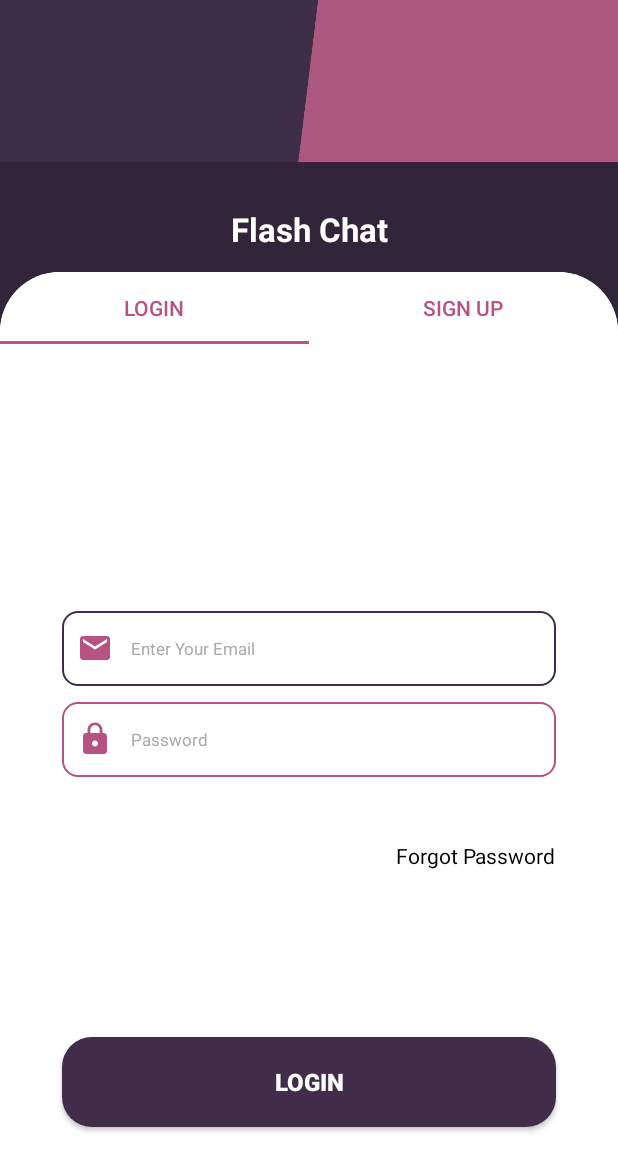
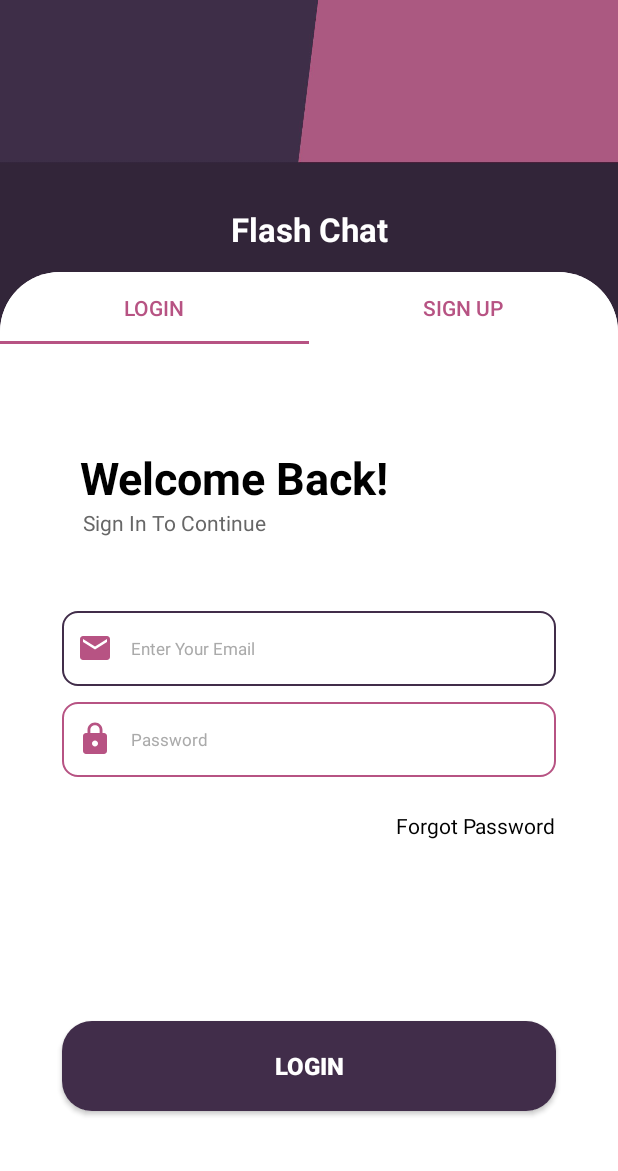
Before and after one commit to Ali-Azhar128/myChat, an Android app: the screen it shows after launch (MainActivity), on a phone screen of 412 x 824 dp. Shown: the top 1171 px of the screen. Run offline under Robolectric (Android 15) with nearby library versions, the phone set to English and light mode, and no system bars; our stand-ins replace Firebase (no records; nobody signed in at launch, a user with empty details on screens opened directly).

```diff
--- a/app/src/main/res/drawable/background_image.xml
+++ b/app/src/main/res/drawable/background_image.xml
@@ -1,7 +1,7 @@
 <?xml version="1.0" encoding="utf-8"?>
 <shape xmlns:android="http://schemas.android.com/apk/res/android">
     <solid
-        android:color="@color/custom_while"
+        android:color="@color/custom_white"
 
 
 
--- a/app/src/main/res/layout/activity_allusers.xml
+++ b/app/src/main/res/layout/activity_allusers.xml
@@ -18,7 +18,7 @@
         android:layout_marginStart="16sp"
         android:layout_marginLeft="16sp"
         android:layout_marginTop="12sp"
-        android:background="@color/pink"
+        android:background="@color/custom_white"
 
         android:scaleType="centerCrop"
 
--- a/app/src/main/res/layout/login_fragment.xml
+++ b/app/src/main/res/layout/login_fragment.xml
@@ -1,8 +1,10 @@
 <?xml version="1.0" encoding="utf-8"?>
 <androidx.constraintlayout.widget.ConstraintLayout xmlns:android="http://schemas.android.com/apk/res/android"
+    xmlns:app="http://schemas.android.com/apk/res-auto"
+    xmlns:tools="http://schemas.android.com/tools"
     android:layout_width="match_parent"
     android:layout_height="match_parent"
-    xmlns:app="http://schemas.android.com/apk/res-auto">
+    android:scrollbarSize="50sp">
 
     <EditText
         android:id="@+id/email"
@@ -11,13 +13,13 @@
         android:background="@drawable/custom_input"
         android:drawableStart="@drawable/custom_email_icon"
         android:drawablePadding="12dp"
-        android:textSize="11dp"
-        android:textColorHint="@android:color/darker_gray"
+        android:hint="Enter Your Email"
+        android:paddingLeft="10dp"
 
 
-        android:hint="Enter Your Email"
-        android:paddingLeft="10dp"
         android:textColor="@color/black"
+        android:textColorHint="@android:color/darker_gray"
+        android:textSize="11dp"
 
         app:layout_constraintBottom_toBottomOf="parent"
         app:layout_constraintEnd_toEndOf="parent"
@@ -30,24 +32,24 @@
     <EditText
         android:id="@+id/pass"
         android:layout_width="0dp"
-        android:textColor="@color/black"
         android:layout_height="50dp"
-        android:textSize="11dp"
-        android:inputType="textPassword"
-        android:hint="Password"
-        android:textColorHint="@android:color/darker_gray"
+        android:background="@drawable/custom_input"
         android:drawableStart="@drawable/custom_lock_focused"
         android:drawablePadding="12dp"
-        android:background="@drawable/custom_input"
+        android:hint="Password"
+        android:inputType="textPassword"
         android:paddingLeft="10dp"
+        android:textColor="@color/black"
+        android:textColorHint="@android:color/darker_gray"
+        android:textSize="11dp"
 
 
-        app:layout_constraintVertical_bias="0.03"
         app:layout_constraintBottom_toBottomOf="parent"
         app:layout_constraintEnd_toEndOf="parent"
         app:layout_constraintHorizontal_bias="0.5"
         app:layout_constraintStart_toStartOf="parent"
         app:layout_constraintTop_toBottomOf="@+id/email"
+        app:layout_constraintVertical_bias="0.03"
         app:layout_constraintWidth_percent="0.8" />
 
     <TextView
@@ -63,7 +65,7 @@
         app:layout_constraintHorizontal_bias="1.0"
         app:layout_constraintStart_toStartOf="parent"
         app:layout_constraintTop_toBottomOf="@+id/pass"
-        app:layout_constraintVertical_bias="0.100000024" />
+        app:layout_constraintVertical_bias="0.04000002" />
 
     <Button
         android:id="@+id/button"
@@ -91,13 +93,36 @@
 
         android:layout_width="wrap_content"
         android:layout_height="wrap_content"
+        android:indeterminate="true"
         app:layout_constraintBottom_toBottomOf="parent"
-        android:indeterminate="true"
         app:layout_constraintEnd_toEndOf="parent"
         app:layout_constraintStart_toStartOf="parent"
-        app:layout_constraintTop_toTopOf="parent"
-        />
+        app:layout_constraintTop_toTopOf="parent" />
 
+    <TextView
+        android:id="@+id/textView2"
+        android:layout_width="wrap_content"
+        android:layout_height="wrap_content"
+        android:text="Welcome Back!"
+        android:textColor="#000000"
+        android:textSize="30sp"
+        android:textStyle="bold"
+        app:layout_constraintBottom_toTopOf="@+id/email"
+        app:layout_constraintEnd_toEndOf="parent"
+        app:layout_constraintHorizontal_bias="0.26"
+        app:layout_constraintStart_toStartOf="parent"
+        app:layout_constraintTop_toTopOf="parent" />
+
+    <TextView
+        android:id="@+id/textView3"
+        android:layout_width="wrap_content"
+        android:layout_height="wrap_content"
+        android:text="Sign In To Continue"
+        android:textColor="#676767"
+        app:layout_constraintEnd_toEndOf="parent"
+        app:layout_constraintHorizontal_bias="0.19"
+        app:layout_constraintStart_toStartOf="parent"
+        app:layout_constraintTop_toBottomOf="@+id/textView2" />
 
 
 </androidx.constraintlayout.widget.ConstraintLayout>
--- a/app/src/main/res/values/colors.xml
+++ b/app/src/main/res/values/colors.xml
@@ -9,5 +9,5 @@
     <color name="white">#FFFFFFFF</color>
     <color name="pink">#FFb75383</color>
     <color name="dark_pink">#FF412d4a</color>
-    <color name="custom_while">#f0f0ef</color>
+    <color name="custom_white">#f0f0ef</color>
 </resources>
```
Also changed, not shown: app/src/main/res/layout/signup_fragment.xml (+10 -10 lines).
